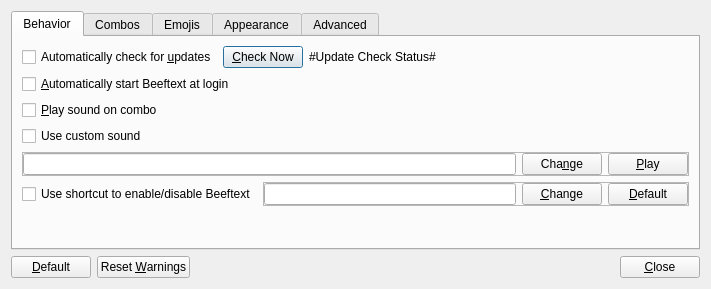
First picture: the form in Beeftext/PreferencesDialog.ui, repository xmichelo/Beeftext, before the edit.
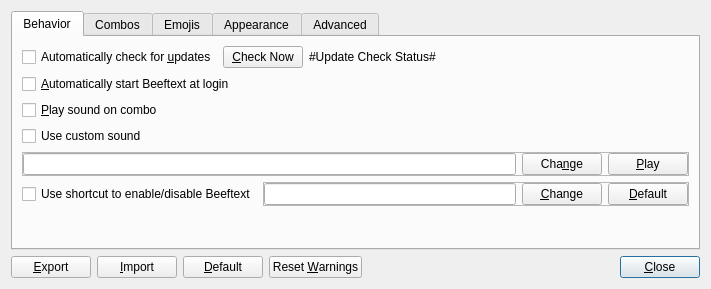
Second picture: the form after the edit.

Commit message: Implement import/export of preferences. Fixes #224.

Diff of the .ui file:
```diff
--- a/Beeftext/PreferencesDialog.ui
+++ b/Beeftext/PreferencesDialog.ui
@@ -813,6 +813,32 @@
    </item>
    <item>
     <layout class="QHBoxLayout" name="horizontalLayout">
+     <item>
+      <widget class="QPushButton" name="buttonExport">
+       <property name="toolTip">
+        <string>Reset the preferences to their default values.</string>
+       </property>
+       <property name="text">
+        <string>&amp;Export</string>
+       </property>
+       <property name="autoDefault">
+        <bool>false</bool>
+       </property>
+      </widget>
+     </item>
+     <item>
+      <widget class="QPushButton" name="buttonImport">
+       <property name="toolTip">
+        <string>Reset the preferences to their default values.</string>
+       </property>
+       <property name="text">
+        <string>&amp;Import</string>
+       </property>
+       <property name="autoDefault">
+        <bool>false</bool>
+       </property>
+      </widget>
+     </item>
      <item>
       <widget class="QPushButton" name="buttonDefaults">
        <property name="toolTip">
@@ -857,6 +883,9 @@
        <property name="text">
         <string>&amp;Close</string>
        </property>
+       <property name="default">
+        <bool>true</bool>
+       </property>
       </widget>
      </item>
     </layout>
```
Left out of the diff: 120 changed lines with no effect on the pictures. The commit also changes 4 other files.
